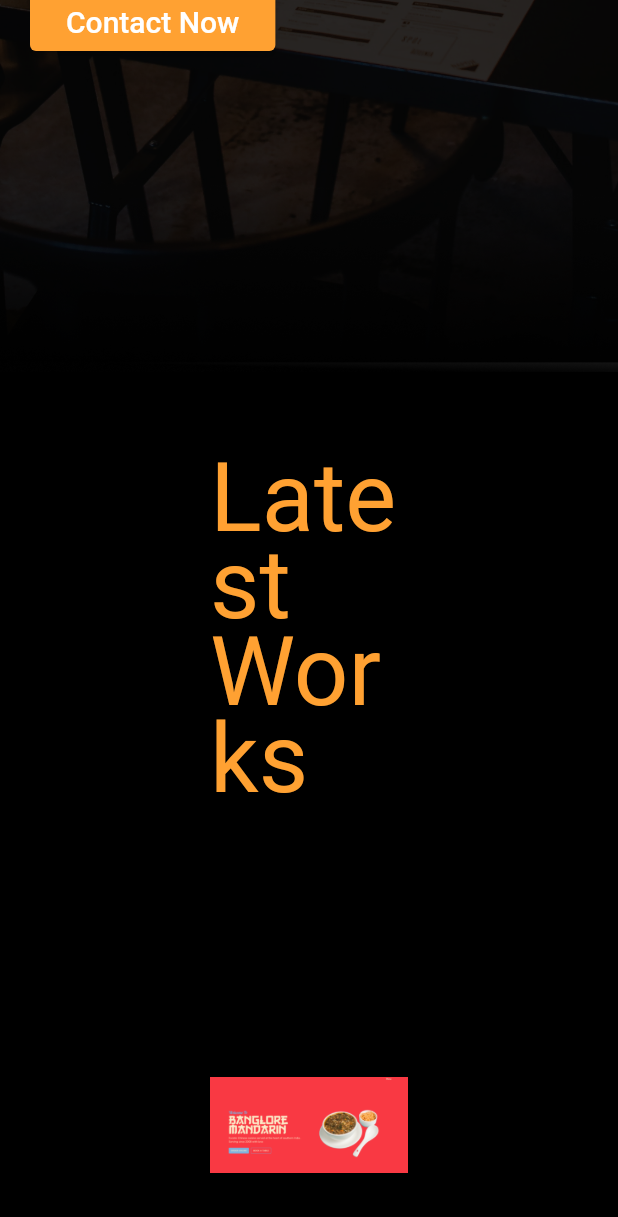
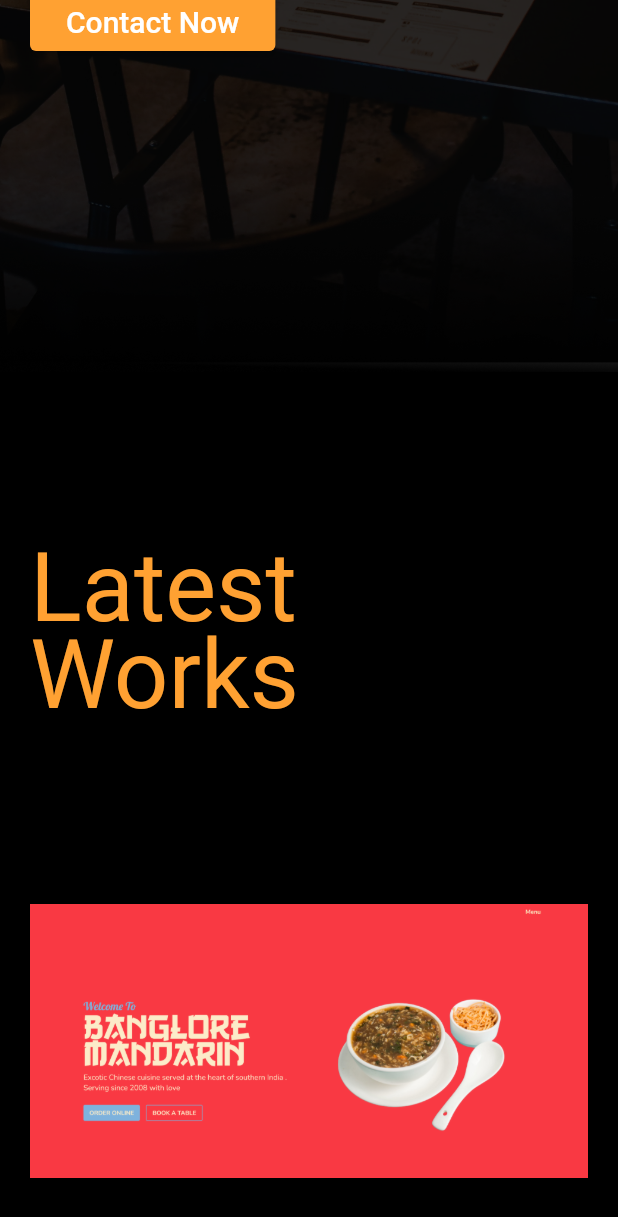
Before and after one commit to Aryanr64x/indianrestauarantsflutter, a Flutter app: the screen it shows after launch, scrolled down 576 dp, on a phone screen of 412 x 824 dp. Shown: the top 1217 px of the screen. Run offline on Flutter 3.47's test engine with Material 2 defaults, Android fonts, the phone set to English and light mode, and no system bars.

Commit message:
finished making the entire site responsive

```diff
--- a/lib/latest_works_section.dart
+++ b/lib/latest_works_section.dart
@@ -15,7 +15,10 @@ class LatestWorksSection extends StatelessWidget {
     responsiveMaker = ResponsiveMaker(screenWidth);
 
     return Container(
-      padding: EdgeInsets.only(top: 60, left: 140, right: 140),
+      padding: EdgeInsets.symmetric(
+          vertical: 120,
+          horizontal: responsiveMaker.setDoubleAsPerConstraints(
+              forPhone: 20, forTablet: 80, forDesktop: 140)),
       color: Colors.black,
       child: Column(
         children: [
@@ -30,10 +33,18 @@ class LatestWorksSection extends StatelessWidget {
             height: 60,
           ),
           Flex(
-            mainAxisSize: MainAxisSize.min,
-            direction: Axis.vertical,
+            mainAxisSize: responsiveMaker.setAxisSizeAsPerBreakPoint(
+              forPhone: MainAxisSize.min,
+              forTablet: MainAxisSize.min,
+              forDesktop: MainAxisSize.max,
+            ),
+            direction: responsiveMaker.setAxisAsPerBreakPoint(
+                forPhone: Axis.vertical,
+                forTablet: Axis.vertical,
+                forDesktop: Axis.horizontal),
             children: [
-              ClipRRect(
+              Flexible(
+                child: ClipRRect(
                   borderRadius: BorderRadius.circular(15.0),
                   child: Image(
                     image: AssetImage("images/bmandar.png"),
@@ -41,10 +52,12 @@ class LatestWorksSection extends StatelessWidget {
                     width: 800,
                   ),
                 ),
+              ),
               SizedBox(
                 width: 20,
               ),
-              Column(
+              Flexible(
+                child: Column(
                   mainAxisSize: MainAxisSize.min,
                   children: [
                     Text(
@@ -65,15 +78,27 @@ class LatestWorksSection extends StatelessWidget {
                     ),
                   ],
                 ),
+              ),
             ],
           ),
           SizedBox(
             height: 80,
           ),
-          Row(
+          Flex(
+            verticalDirection: VerticalDirection.up,
+            mainAxisSize: responsiveMaker.setAxisSizeAsPerBreakPoint(
+              forPhone: MainAxisSize.min,
+              forTablet: MainAxisSize.min,
+              forDesktop: MainAxisSize.max,
+            ),
+            direction: responsiveMaker.setAxisAsPerBreakPoint(
+                forPhone: Axis.vertical,
+                forTablet: Axis.vertical,
+                forDesktop: Axis.horizontal),
             children: [
-              Expanded(
+              Flexible(
                 child: Column(
+                  mainAxisSize: MainAxisSize.min,
                   children: [
                     Text(
                       "indiangrill.com",
@@ -97,7 +122,7 @@ class LatestWorksSection extends StatelessWidget {
               SizedBox(
                 width: 20,
               ),
-              Expanded(
+              Flexible(
                 child: ClipRRect(
                   borderRadius: BorderRadius.circular(15.0),
                   child: Image(
```
Also changed, not shown: lib/contact_section.dart (+12 -3 lines), lib/responsive_maker.dart (+4 -4 lines). Lines whose indentation alone changed are shown as unchanged.
